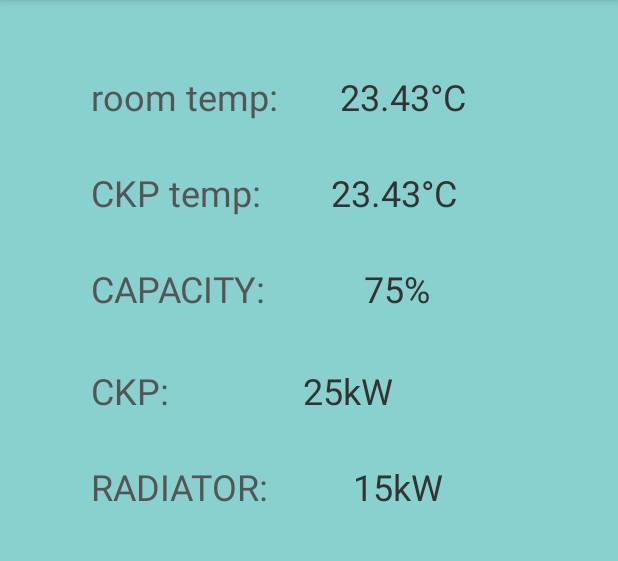
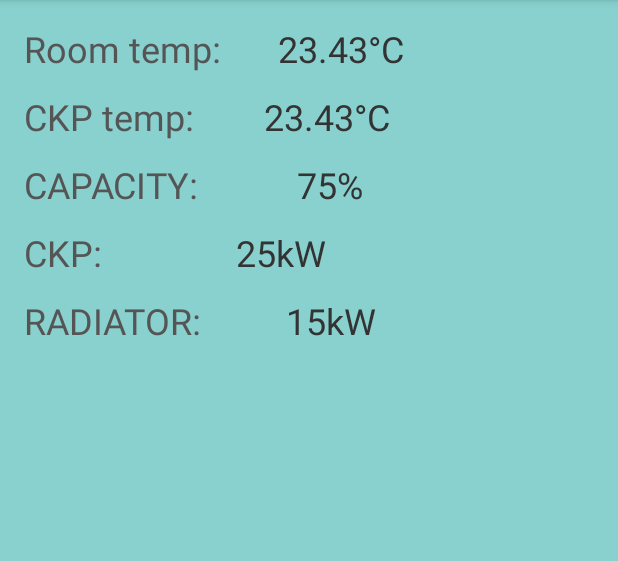
Before and after one commit to DubyOriginal/MonitorAndroid, an Android app: the screen it shows after launch (HomeActivity), on a phone screen of 412 x 824 dp, the part 84-645 px from its top. Run offline under Robolectric (Android 15) with nearby library versions, the phone set to English and light mode, and no system bars.

Commit message:
home xml changed to linear layout

```diff
--- a/app/build.gradle
+++ b/app/build.gradle
@@ -22,6 +22,7 @@ android {
 dependencies {
     implementation 'com.android.support:design:25.4.0'
     implementation 'com.android.support.constraint:constraint-layout:1.0.2'
+    implementation 'com.android.support:support-v4:25.4.0'
     compile fileTree(include: ['*.jar'], dir: 'libs')
     compile 'com.android.support:appcompat-v7:25.4.0'
     compile 'com.google.firebase:firebase-core:11.6.0'
@@ -35,4 +36,9 @@ dependencies {
 
 
 
+
+
+
+
+
 apply plugin: 'com.google.gms.google-services'
--- a/app/src/main/java/hr/duby/monitorapp/activities/HomeActivity.java
+++ b/app/src/main/java/hr/duby/monitorapp/activities/HomeActivity.java
@@ -15,8 +15,7 @@ import android.view.MenuItem;
 import hr.duby.monitorapp.Const;
 import hr.duby.monitorapp.R;
 
-public class HomeActivity extends AppCompatActivity
-        implements NavigationView.OnNavigationItemSelectedListener {
+public class HomeActivity extends AppCompatActivity implements NavigationView.OnNavigationItemSelectedListener {
 
     @Override
     protected void onCreate(Bundle savedInstanceState) {
--- a/app/src/main/res/layout/activity_home_content.xml
+++ b/app/src/main/res/layout/activity_home_content.xml
@@ -1,10 +1,12 @@
 <?xml version="1.0" encoding="utf-8"?>
-<android.support.constraint.ConstraintLayout xmlns:android="http://schemas.android.com/apk/res/android"
+<LinearLayout xmlns:android="http://schemas.android.com/apk/res/android"
               xmlns:app="http://schemas.android.com/apk/res-auto"
               xmlns:tools="http://schemas.android.com/tools"
               android:layout_width="match_parent"
               android:layout_height="match_parent"
               android:background="#88d1ce"
+              android:orientation="vertical"
+              android:padding="16dp"
               app:layout_behavior="@string/appbar_scrolling_view_behavior"
               tools:context="hr.duby.monitorapp.activities.HomeActivity"
               tools:showIn="@layout/app_bar_home">
@@ -13,13 +15,7 @@
     <LinearLayout
         android:layout_width="291dp"
         android:layout_height="45dp"
-        android:layout_marginEnd="8dp"
-        android:layout_marginStart="8dp"
-        android:layout_marginTop="48dp"
-        android:orientation="horizontal"
-        app:layout_constraintEnd_toEndOf="parent"
-        app:layout_constraintStart_toStartOf="parent"
-        app:layout_constraintTop_toTopOf="parent">
+        android:orientation="horizontal">
 
         <TextView
             android:id="@+id/tvSensorRoomTitle"
@@ -27,9 +23,9 @@
             android:layout_width="wrap_content"
             android:layout_height="wrap_content"
             android:layout_weight="1"
-            android:text="room temp:"
-            android:textSize="24sp"
-            android:textColor="#555555"/>
+            android:text="Room temp:"
+            android:textColor="#555555"
+            android:textSize="24sp"/>
 
         <TextView
             android:id="@+id/tvSensorRoomValue"
@@ -37,20 +33,14 @@
             android:layout_height="wrap_content"
             android:layout_weight="1"
             android:text="23.43°C"
-            android:textSize="24sp"
-            android:textColor="#333333"/>
+            android:textColor="#333333"
+            android:textSize="24sp"/>
     </LinearLayout>
 
     <LinearLayout
         android:layout_width="291dp"
         android:layout_height="45dp"
-        android:layout_marginEnd="8dp"
-        android:layout_marginStart="8dp"
-        android:layout_marginTop="112dp"
-        android:orientation="horizontal"
-        app:layout_constraintEnd_toEndOf="parent"
-        app:layout_constraintStart_toStartOf="parent"
-        app:layout_constraintTop_toTopOf="parent">
+        android:orientation="horizontal">
 
         <TextView
             android:id="@+id/tvSensorCKPTitle"
@@ -59,8 +49,8 @@
             android:layout_height="wrap_content"
             android:layout_weight="1"
             android:text="CKP temp:"
-            android:textSize="24sp"
-            android:textColor="#555555"/>
+            android:textColor="#555555"
+            android:textSize="24sp"/>
 
         <TextView
             android:id="@+id/tvSensorCKPValue"
@@ -68,20 +58,14 @@
             android:layout_height="wrap_content"
             android:layout_weight="1"
             android:text="23.43°C"
-            android:textSize="24sp"
-            android:textColor="#333333"/>
+            android:textColor="#333333"
+            android:textSize="24sp"/>
     </LinearLayout>
 
     <LinearLayout
         android:layout_width="291dp"
         android:layout_height="45dp"
-        android:layout_marginEnd="8dp"
-        android:layout_marginStart="8dp"
-        android:layout_marginTop="176dp"
-        android:orientation="horizontal"
-        app:layout_constraintEnd_toEndOf="parent"
-        app:layout_constraintStart_toStartOf="parent"
-        app:layout_constraintTop_toTopOf="parent">
+        android:orientation="horizontal">
 
         <TextView
             android:id="@+id/tvCapacityTitle"
@@ -90,8 +74,8 @@
             android:layout_height="wrap_content"
             android:layout_weight="1"
             android:text="CAPACITY:"
-            android:textSize="24sp"
-            android:textColor="#555555"/>
+            android:textColor="#555555"
+            android:textSize="24sp"/>
 
         <TextView
             android:id="@+id/tvCapacityValue"
@@ -99,20 +83,14 @@
             android:layout_height="wrap_content"
             android:layout_weight="1"
             android:text="75%"
-            android:textSize="24sp"
-            android:textColor="#333333"/>
+            android:textColor="#333333"
+            android:textSize="24sp"/>
     </LinearLayout>
 
     <LinearLayout
         android:layout_width="291dp"
         android:layout_height="45dp"
-        android:layout_marginEnd="8dp"
-        android:layout_marginStart="8dp"
-        android:layout_marginTop="244dp"
-        android:orientation="horizontal"
-        app:layout_constraintEnd_toEndOf="parent"
-        app:layout_constraintStart_toStartOf="parent"
-        app:layout_constraintTop_toTopOf="parent">
+        android:orientation="horizontal">
 
         <TextView
             android:id="@+id/tvPowerCPKTitle"
@@ -121,8 +99,8 @@
             android:layout_height="wrap_content"
             android:layout_weight="1"
             android:text="CKP:"
-            android:textSize="24sp"
-            android:textColor="#555555"/>
+            android:textColor="#555555"
+            android:textSize="24sp"/>
 
         <TextView
             android:id="@+id/tvPowerCKPValue"
@@ -130,20 +108,14 @@
             android:layout_height="wrap_content"
             android:layout_weight="1"
             android:text="25kW"
-            android:textSize="24sp"
-            android:textColor="#333333"/>
+            android:textColor="#333333"
+            android:textSize="24sp"/>
     </LinearLayout>
 
     <LinearLayout
         android:layout_width="291dp"
         android:layout_height="45dp"
-        android:layout_marginEnd="8dp"
-        android:layout_marginStart="8dp"
-        android:layout_marginTop="308dp"
-        android:orientation="horizontal"
-        app:layout_constraintEnd_toEndOf="parent"
-        app:layout_constraintStart_toStartOf="parent"
-        app:layout_constraintTop_toTopOf="parent">
+        android:orientation="horizontal">
 
         <TextView
             android:id="@+id/tvPowerRADTitle"
@@ -152,8 +124,8 @@
             android:layout_height="wrap_content"
             android:layout_weight="1"
             android:text="RADIATOR:"
-            android:textSize="24sp"
-            android:textColor="#555555"/>
+            android:textColor="#555555"
+            android:textSize="24sp"/>
 
         <TextView
             android:id="@+id/tvPowerRADValue"
@@ -161,8 +133,8 @@
             android:layout_height="wrap_content"
             android:layout_weight="1"
             android:text="15kW"
-            android:textSize="24sp"
-            android:textColor="#333333"/>
+            android:textColor="#333333"
+            android:textSize="24sp"/>
     </LinearLayout>
 
-</android.support.constraint.ConstraintLayout>
+</LinearLayout>
```
Lines whose indentation alone changed are shown as unchanged.
